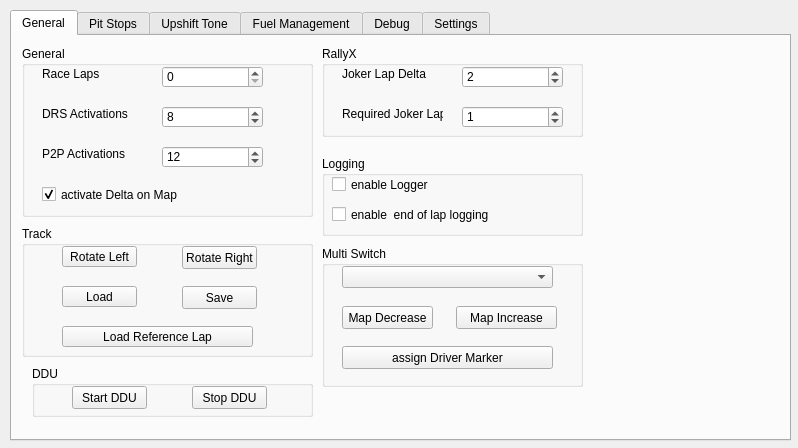
Qt form gui/iDDUgui.ui (MarcMatten/iDDU) before a commit.
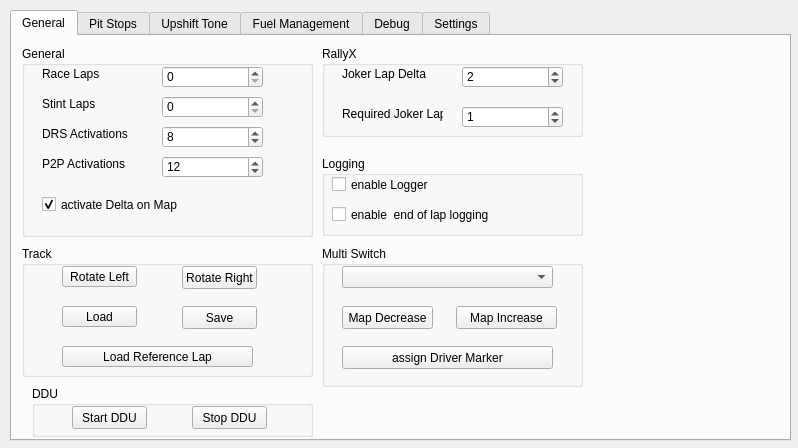
The same form after that commit. The open tabs and pages were chosen to show the change. Icons and pictures are not drawn.

Commit message: rework of Fuel Management activation - removed BEnableLiftTones as this is now handled through NFuelTargetMethod - new GUI drop down for NFuelTargetMethod - VFuelTgtOffset and BEnableLiftTones removed from multi switch

Diff of the .ui file:
```diff
--- a/gui/iDDUgui.ui
+++ b/gui/iDDUgui.ui
@@ -49,7 +49,7 @@
      <property name="geometry">
       <rect>
        <x>20</x>
-       <y>330</y>
+       <y>350</y>
        <width>281</width>
        <height>51</height>
       </rect>
@@ -93,7 +93,7 @@
        <x>10</x>
        <y>10</y>
        <width>291</width>
-       <height>171</height>
+       <height>191</height>
       </rect>
      </property>
      <property name="title">
@@ -132,7 +132,7 @@
       <property name="geometry">
        <rect>
         <x>20</x>
-        <y>60</y>
+        <y>80</y>
         <width>101</width>
         <height>16</height>
        </rect>
@@ -145,7 +145,7 @@
       <property name="geometry">
        <rect>
         <x>140</x>
-        <y>100</y>
+        <y>110</y>
         <width>101</width>
         <height>22</height>
        </rect>
@@ -173,7 +173,7 @@
       <property name="geometry">
        <rect>
         <x>140</x>
-        <y>60</y>
+        <y>80</y>
         <width>101</width>
         <height>22</height>
        </rect>
@@ -204,7 +204,7 @@
       <property name="geometry">
        <rect>
         <x>20</x>
-        <y>140</y>
+        <y>150</y>
         <width>251</width>
         <height>17</height>
        </rect>
@@ -220,7 +220,7 @@
       <property name="geometry">
        <rect>
         <x>20</x>
-        <y>100</y>
+        <y>110</y>
         <width>101</width>
         <height>16</height>
        </rect>
@@ -229,6 +229,35 @@
        <string>P2P Activations</string>
       </property>
      </widget>
+     <widget class="QLabel" name="label_NStintLaps">
+      <property name="geometry">
+       <rect>
+        <x>20</x>
+        <y>50</y>
+        <width>81</width>
+        <height>16</height>
+       </rect>
+      </property>
+      <property name="text">
+       <string>Stint Laps</string>
+      </property>
+     </widget>
+     <widget class="QSpinBox" name="spinBoxStintLaps">
+      <property name="geometry">
+       <rect>
+        <x>140</x>
+        <y>50</y>
+        <width>101</width>
+        <height>22</height>
+       </rect>
+      </property>
+      <property name="maximum">
+       <number>10000</number>
+      </property>
+      <property name="singleStep">
+       <number>1</number>
+      </property>
+     </widget>
     </widget>
     <widget class="QGroupBox" name="groupBox_5">
      <property name="geometry">
@@ -329,7 +358,7 @@
      <property name="geometry">
       <rect>
        <x>10</x>
-       <y>190</y>
+       <y>210</y>
        <width>291</width>
        <height>131</height>
       </rect>
```
Left out of the diff: 65 changed lines with no effect on the pictures. The commit also changes 7 other files.
